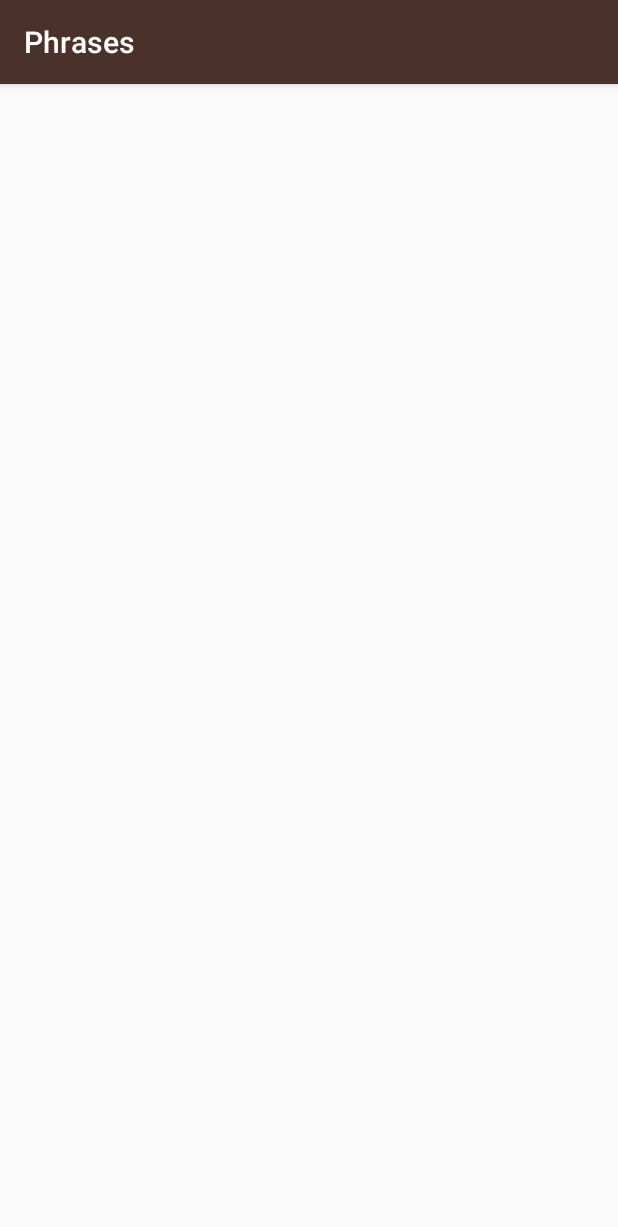
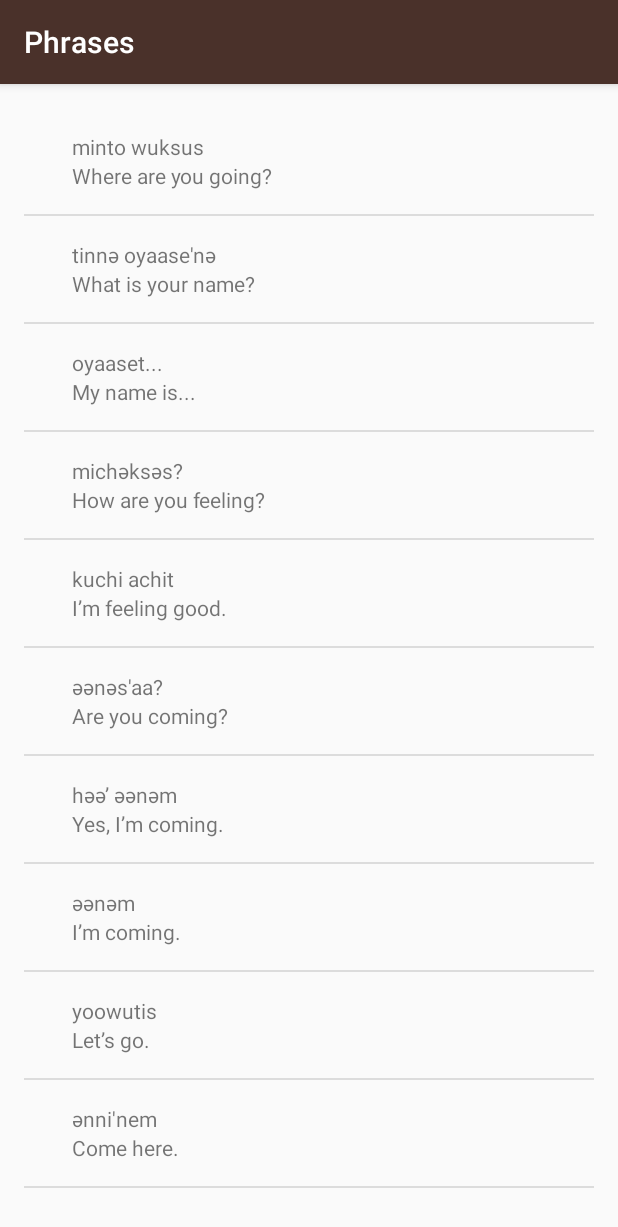
Before and after one commit to FernandoSini/Miwork, an Android app: the PhrasesActivity screen opened directly, with no data from a screen before it, on a phone screen of 412 x 824 dp. Shown: the top 1227 px of the screen. Run offline under Robolectric (Android 15) with nearby library versions, the phone set to English and light mode, and no system bars.

Commit message:
exercicio com listas

```diff
--- a/app/src/main/java/com/example/android/miwok/PhrasesActivity.java
+++ b/app/src/main/java/com/example/android/miwok/PhrasesActivity.java
@@ -2,6 +2,7 @@ package com.example.android.miwok;
 
 
 import android.os.Bundle;
+import android.widget.ListView;
 
 import androidx.appcompat.app.AppCompatActivity;
 
@@ -15,25 +16,21 @@ public class PhrasesActivity extends AppCompatActivity {
         setContentView(R.layout.word_list);
         // Create a list of words
         ArrayList<Word> words = new ArrayList<Word>();
-        words.add(new Word("one", "lutti"));
-        words.add(new Word("two", "otiiko"));
-        words.add(new Word("three", "tolookosu"));
-        words.add(new Word("four", "oyyisa"));
-        words.add(new Word("five", "massokka"));
-        words.add(new Word("six", "temmokka"));
-        words.add(new Word("seven", "kenekaku"));
-        words.add(new Word("eight", "kawinta"));
-        words.add(new Word("nine", "wo’e"));
-        words.add(new Word("ten", "na’aacha"));
-        words.add(new Word("one", "lutti", R.drawable.number_one));
-        words.add(new Word("two", "otiiko", R.drawable.number_two));
-        words.add(new Word("three", "tolookosu", R.drawable.number_three));
-        words.add(new Word("four", "oyyisa", R.drawable.number_four));
-        words.add(new Word("five", "massokka", R.drawable.number_five));
-        words.add(new Word("six", "temmokka", R.drawable.number_six));
-        words.add(new Word("seven", "kenekaku", R.drawable.number_seven));
-        words.add(new Word("eight", "kawinta", R.drawable.number_eight));
-        words.add(new Word("nine", "wo’e", R.drawable.number_nine));
-        words.add(new Word("ten", "na’aacha", R.drawable.number_ten));
+        words.add(new Word("Where are you going?", "minto wuksus"));
+        words.add(new Word("What is your name?", "tinnә oyaase'nә"));
+        words.add(new Word("My name is...", "oyaaset..."));
+        words.add(new Word("How are you feeling?", "michәksәs?"));
+        words.add(new Word("I’m feeling good.", "kuchi achit"));
+        words.add(new Word("Are you coming?", "әәnәs'aa?"));
+        words.add(new Word("Yes, I’m coming.", "hәә’ әәnәm"));
+        words.add(new Word("I’m coming.", "әәnәm"));
+        words.add(new Word("Let’s go.", "yoowutis"));
+        words.add(new Word("Come here.", "әnni'nem"));
+
+        WordAdapter adapter = new WordAdapter(this, words);
+
+        ListView listView = (ListView) findViewById(R.id.list);
+
+        listView.setAdapter(adapter);
     }
 }
--- a/app/src/main/java/com/example/android/miwok/Word.java
+++ b/app/src/main/java/com/example/android/miwok/Word.java
@@ -12,7 +12,8 @@ public class Word {
     /** Miwok translation for the word */
     private String mMiwokTranslation;
 
-    private int mImageResourceId;
+    private int mImageResourceId = NO_IMAGE_PROVIDED; //sem imagem
+    private static final int NO_IMAGE_PROVIDED = -1;
 
     /**
      * Create a new Word object.
@@ -47,4 +48,9 @@ public class Word {
     public int getImageResourceId() {
         return mImageResourceId;
     }
+
+    //retorna quando tem imagem ou não
+    public boolean hasImage() {
+        return mImageResourceId != NO_IMAGE_PROVIDED; //se houver imagem, vai retornar true
+    }
 }
--- a/app/src/main/java/com/example/android/miwok/WordAdapter.java
+++ b/app/src/main/java/com/example/android/miwok/WordAdapter.java
@@ -5,6 +5,8 @@ import android.view.LayoutInflater;
 import android.view.View;
 import android.view.ViewGroup;
 import android.widget.ArrayAdapter;
+import android.widget.ImageView;
+import android.widget.TextView;
 
 import androidx.annotation.NonNull;
 
@@ -28,13 +30,24 @@ public class WordAdapter extends ArrayAdapter<Word> {
         //pegando a objeto palavra na posição
         Word currentWord = getItem(position);
 
-        android.widget.TextView miwokTextView = (android.widget.TextView) listItemView.findViewById(R.id.miwok_text_view);
+        TextView miwokTextView = (TextView) listItemView.findViewById(R.id.miwok_text_view);
 
         miwokTextView.setText(currentWord.getMiwokTranslation());
 
-        android.widget.TextView defaultTextView = (android.widget.TextView) listItemView.findViewById(R.id.default_text_view);
+        TextView defaultTextView = (TextView) listItemView.findViewById(R.id.default_text_view);
 
         defaultTextView.setText(currentWord.getDefaultTranslation());
+
+        ImageView imageView =(ImageView) listItemView.findViewById(R.id.image);
+
+        if(currentWord.hasImage()) {
+            imageView.setImageResource(currentWord.getImageResourceId());
+            //para ter certeza de que a imagem esta visivel, para serem reutilizadas
+            imageView.setVisibility(View.VISIBLE);
+        } else {
+            //caso contrario vai esconder a imageview se n tiver imagem
+            imageView.setVisibility(View.GONE);
+        }
 
         return listItemView;
     }
--- a/app/src/main/res/layout/activity_main.xml
+++ b/app/src/main/res/layout/activity_main.xml
@@ -13,6 +13,7 @@
      See the License for the specific language governing permissions and
      limitations under the License.
 -->
+
 <LinearLayout
     xmlns:android="http://schemas.android.com/apk/res/android"
     xmlns:tools="http://schemas.android.com/tools"
--- a/app/src/main/res/layout/list_item.xml
+++ b/app/src/main/res/layout/list_item.xml
@@ -4,10 +4,11 @@
     android:id="@+id/linearLayout"
     android:layout_width="match_parent"
     android:layout_height="match_parent"
-    android:orientation="vertical"
+    android:orientation="horizontal"
     android:padding="16dp">
 
     <ImageView
+        android:id="@+id/image"
         android:layout_width="wrap_content"
         android:layout_height="wrap_content"
         android:src="@mipmap/ic_launcher"
@@ -18,7 +19,7 @@
         android:layout_width="match_parent"
         android:layout_height="match_parent"
         android:orientation="vertical"
-        android:paddingLeft="16dp">
+        android:paddingLeft="16dp" >
     <TextView
         android:id="@+id/miwok_text_view"
         android:layout_width="match_parent"
```
Also changed, not shown: app/src/main/java/com/example/android/miwok/ColorsActivity.java (+8 -8 lines), app/src/main/java/com/example/android/miwok/FamilyActivity.java (+6 -10 lines), app/src/main/java/com/example/android/miwok/NumberActivity.java (+10 -10 lines), app/src/main/java/com/example/android/miwok/TextView.java (deleted, +0 -61 lines).
